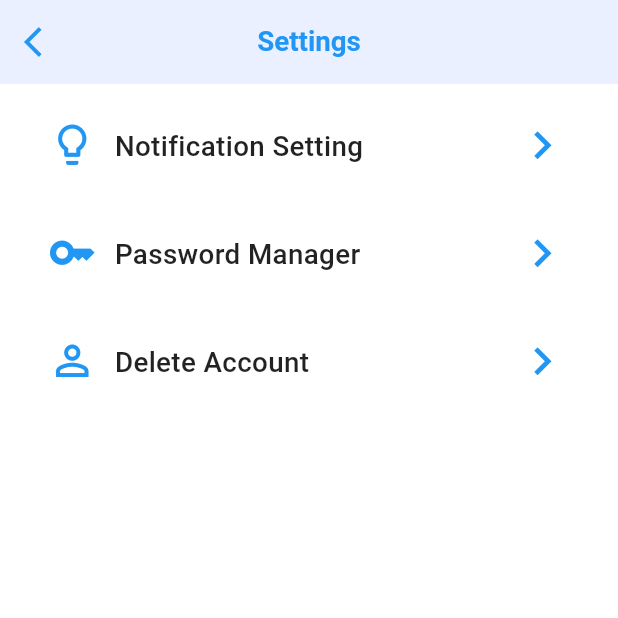
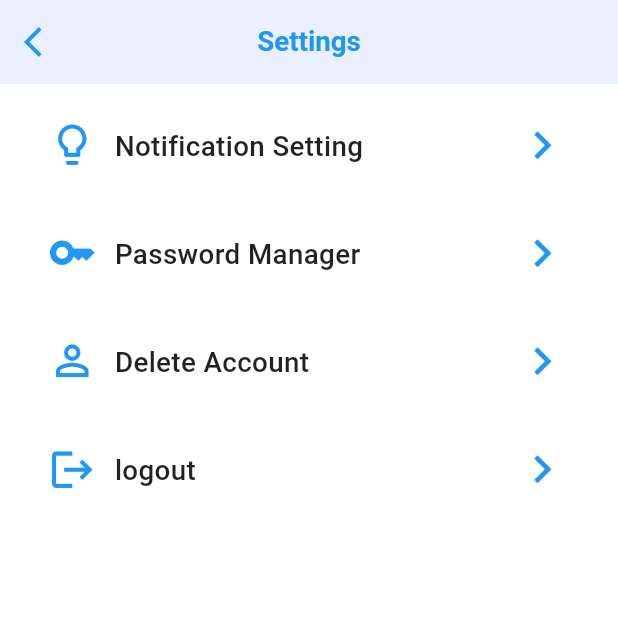
Before and after one commit to Hammad-Ahmed-Software-Developer/Medi_link, a Flutter app: the HomeScreen screen opened directly, after a tap on the "settings" icon, on a phone screen of 412 x 824 dp, the top half of it. Run offline on Flutter 3.47's test engine with Material 3 defaults, Android fonts, the phone set to English and light mode, and no system bars; our stand-ins replace flutter_screenutil, flutter_secure_storage, get, local_auth, pin_code_fields; accounts and stored records are empty; network calls fail; Roboto replaces fonts that are missing (Poppins).

Commit message:
updated home screen & controller and implemented jwt authentication

```diff
--- /dev/null
+++ b/lib/controller/user controller/home_screen_controller.dart
@@ -0,0 +1,67 @@
+import 'dart:convert';
+import 'package:get/get.dart';
+import 'package:http/http.dart' as http;
+import 'package:flutter_secure_storage/flutter_secure_storage.dart'
+    as secure_storage;
+
+class HomeScreenController extends GetxController {
+  var name = ''.obs;
+  var image = ''.obs;
+
+  final storage = secure_storage.FlutterSecureStorage();
+    final List<int> days = List.generate(
+    6,
+    (index) => DateTime.now().add(Duration(days: index)).day,
+  ).obs;
+
+  final List<String> weekDays = ["MON", "TUE", "WED", "THU", "FRI", "SAT"].obs;
+
+  @override
+  void onInit() {
+    super.onInit();
+    getUser();
+  }
+
+  Future<void> getUser() async {
+    final url = Uri.parse("http://10.0.2.2/medi_link_api/user_info_api.php");
+
+    // 🔑 Token read from SecureStorage
+    String? token = await storage.read(key: "jwt_token");
+
+    if (token == null) {
+      print("❌ No token found, please login first.");
+      return;
+    }
+
+    try {
+      final response = await http.get(
+        url,
+        headers: {
+          "Content-Type": "application/json",
+          "authorization": "Bearer $token", // small 'a'
+        },
+      );
+
+      print("🔍 Status Code: ${response.statusCode}");
+      print("🔍 Response Body: ${response.body}");
+
+      if (response.statusCode == 200) {
+        final data = jsonDecode(response.body);
+
+        if (data["success"] == true) {
+          print("✅ User Info: ${data['user']}");
+
+          // example values set
+          name.value = data['user']['name'] ?? '';
+          image.value = data['user']['image'] ?? '';
+        } else {
+          print("⚠️ Error: ${data['message']}");
+        }
+      } else {
+        print("❌ Server error: ${response.statusCode}");
+      }
+    } catch (e) {
+      print("💥 Exception: $e");
+    }
+  }
+}
--- a/lib/views/setting_views/general_setting.dart
+++ b/lib/views/setting_views/general_setting.dart
@@ -2,6 +2,7 @@ import 'package:flutter/material.dart';
 import 'package:flutter_screenutil/flutter_screenutil.dart';
 import 'package:get/get.dart';
 import 'package:get/get_core/src/get_main.dart';
+import 'package:medi_link/views/auth/signup/login.dart';
 import 'package:medi_link/views/setting_views/notification_setting.dart';
 import 'package:medi_link/views/setting_views/password_manager.dart';
 // import 'package:medi_link/views/user_views/home_screen.dart';
@@ -28,6 +29,11 @@ class SettingsPage extends StatelessWidget {
       "icon": Icons.person_outline,
       "text": "Delete Account",
       "onTap": () => print("Delete Account Clicked"),
+    },
+    {
+      "icon": Icons.logout,
+      "text": "logout",
+      "onTap": () => Get.offAll(logIn()),
     },
   ];
 
--- a/lib/views/user_views/home_screen.dart
+++ b/lib/views/user_views/home_screen.dart
@@ -1,6 +1,8 @@
 import 'package:flutter/material.dart';
 import 'package:flutter_screenutil/flutter_screenutil.dart';
-import 'package:get/route_manager.dart';
+import 'package:get/get.dart';
+// import 'package:get/route_manager.dart';
+import 'package:medi_link/controller/user%20controller/home_screen_controller.dart';
 import 'package:medi_link/views/custom%20widgets/bottomnavigate.dart';
 import 'package:medi_link/views/custom%20widgets/custom_app_widget.dart';
 import 'package:medi_link/views/setting_views/general_setting.dart';
@@ -8,13 +10,7 @@ import 'package:medi_link/views/setting_views/general_setting.dart';
 
 class HomeScreen extends StatelessWidget {
   HomeScreen({super.key});
-
-  final List<int> days = List.generate(
-    6,
-    (index) => DateTime.now().add(Duration(days: index)).day,
-  );
-
-  final List<String> weekDays = ["MON", "TUE", "WED", "THU", "FRI", "SAT"];
+  var homeController = Get.put((HomeScreenController()));
 
   @override
   Widget build(BuildContext context) {
@@ -54,15 +50,17 @@ class HomeScreen extends StatelessWidget {
                         ),
                       ),
                     ),
-                    Positioned(
+                    Obx(
+                      () => Positioned(
                         top: 50.0.h,
                         left: 100.0.w,
                         child: Text(
-                        'John Doe',
+                          "${homeController.name}",
                           style: TextStyle(
                             fontSize: 14.0.sp,
                             fontWeight: FontWeight.bold,
                             color: Color.fromARGB(255, 0, 0, 0),
+                          ),
                         ),
                       ),
                     ),
@@ -154,7 +152,8 @@ class HomeScreen extends StatelessWidget {
                   ],
                 ),
               ),
-              Container(
+              Obx(
+                () => Container(
                   height: 250.0.h,
                   color: Color.fromARGB(206, 121, 157, 211),
                   padding: EdgeInsets.symmetric(vertical: 14.0.r),
@@ -165,7 +164,7 @@ class HomeScreen extends StatelessWidget {
                       Row(
                         mainAxisAlignment: MainAxisAlignment.spaceEvenly,
                         children: List.generate(6, (index) {
-                        final isSelected = index == 2;
+                          final isSelected = index == 3;
                           return Container(
                             width: 45.0.w,
                             padding: EdgeInsets.symmetric(vertical: 20.r),
@@ -177,21 +176,25 @@ class HomeScreen extends StatelessWidget {
                             child: Column(
                               children: [
                                 Text(
-                                "${days[index]}",
+                                  "${homeController.days[index]}",
                                   style: TextStyle(
                                     fontWeight: FontWeight.bold,
                                     fontSize: 22.0.sp,
                                     color:
-                                      isSelected ? Colors.white : Colors.black,
+                                        isSelected
+                                            ? Colors.white
+                                            : Colors.black,
                                   ),
                                 ),
                                 SizedBox(height: 4.0.h),
                                 Text(
-                                weekDays[index],
+                                  homeController.weekDays[index],
                                   style: TextStyle(
                                     fontSize: 12.0.sp,
                                     color:
-                                      isSelected ? Colors.white : Colors.black,
+                                        isSelected
+                                            ? Colors.white
+                                            : Colors.black,
                                   ),
                                 ),
                               ],
@@ -210,6 +213,7 @@ class HomeScreen extends StatelessWidget {
                         child: TimeSlotWidget(),
                       ),
                     ],
+                  ),
                 ),
               ),
               Expanded(
--- a/pubspec.yaml
+++ b/pubspec.yaml
@@ -41,6 +41,7 @@ dependencies:
   sms_autofill: ^2.4.1
   pin_code_fields: ^8.0.1
   flutter_lints: ^6.0.0
+  flutter_secure_storage: ^9.2.4
 
 dev_dependencies:
   flutter_test:
```
Also changed, not shown: lib/controller/auth controller/login_controller.dart (+17 -6 lines), lib/controller/auth controller/password_manager_controller.dart (+11 -11 lines), lib/views/setting_views/password_manager.dart (+10 -4 lines), pubspec.lock, 5 other files. Lines whose indentation alone changed are shown as unchanged.
